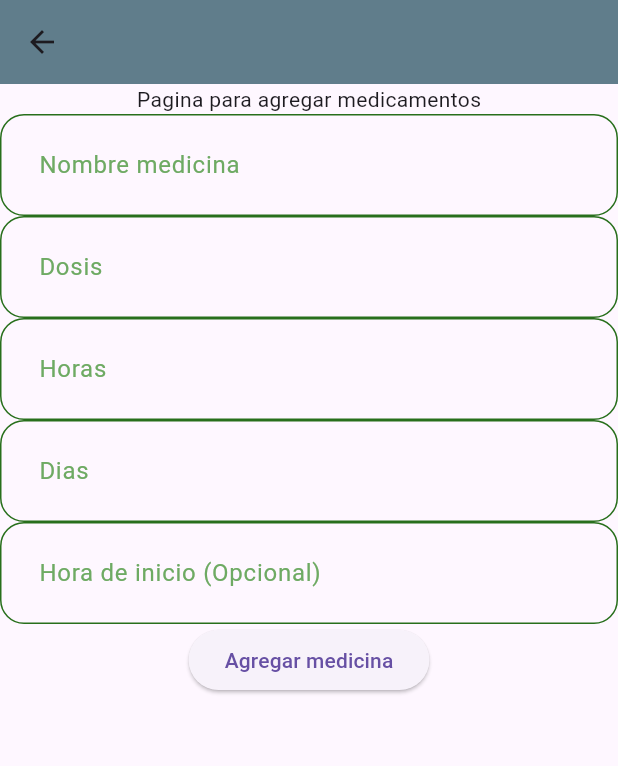
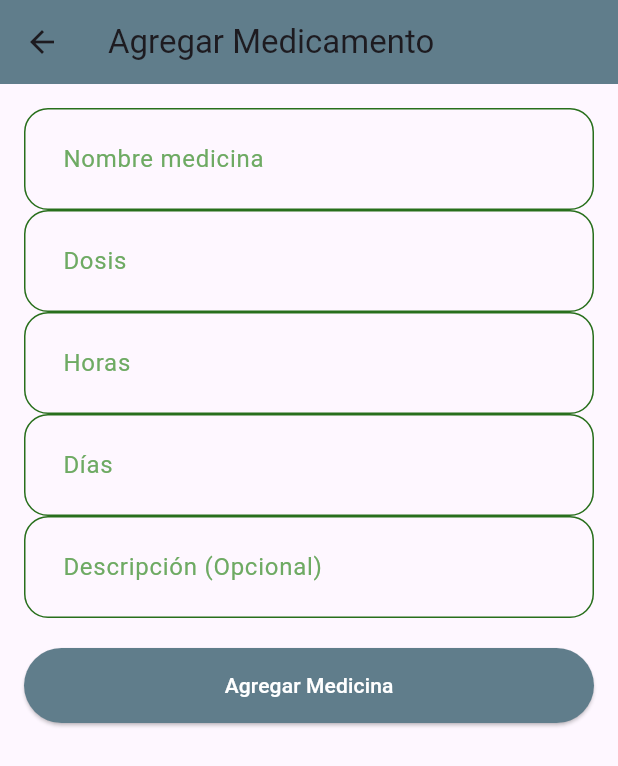
Before and after one commit to FernandoJPalma/Proyecto_Final, a Flutter app: the OpcionesMain widget shown alone on an empty page, opened directly, after a tap on "Agregar Medicamento", on a phone screen of 412 x 824 dp. Shown: the top 766 px of the screen. Run offline on Flutter 3.47's test engine with Material 3 defaults, Android fonts, the phone set to English and light mode, and no system bars; our stand-ins replace flutter_local_notifications, get, get_storage, go_router; accounts and stored records are empty; network calls fail.

Commit message:
Se completo el crud

```diff
--- a/proyecto_final/lib/routes/routes.dart
+++ b/proyecto_final/lib/routes/routes.dart
@@ -8,6 +8,7 @@ import 'package:proyecto_final/views/eliminar_medicamentos.dart';
 import 'package:proyecto_final/views/home_page.dart';
 import 'package:proyecto_final/views/login_page.dart';
 import 'package:proyecto_final/views/medicamentos_agregados.dart';
+import 'package:proyecto_final/views/modificar_medicamentos.dart';
 import 'package:proyecto_final/views/registration_page.dart';
 import 'package:proyecto_final/views/mostrar_medicamentos.dart';
 
@@ -72,6 +73,12 @@ final router = GoRouter(
         return EliminarMedicamentos();
       },
     ),GoRoute(
+      name: 'modificarMedicamentos',
+      path: '/modificar-medicamentos',
+      builder: (context, state) => const ModificarMedicamentos(),
+    ),
+
+      GoRoute(
       name: 'lista-medicamentos',
       path: '/lista-medicamentos',
       builder: (context, state) {
--- a/proyecto_final/lib/views/agregar_medicamento.dart
+++ b/proyecto_final/lib/views/agregar_medicamento.dart
@@ -5,116 +5,137 @@ import 'package:proyecto_final/controllers/medicamentos_controller.dart';
 import 'package:proyecto_final/models/medicamento.dart';
 
 class AgregarMedicamento extends StatelessWidget {
-  AgregarMedicamento({super.key});
+  AgregarMedicamento({
+    super.key,
+    this.modoEdicion = false,
+    this.medicamentoExistente,
+    this.index,
+  });
+
+  final bool modoEdicion;
+  final Medicamento? medicamentoExistente;
+  final int? index;
   final medicamentoController = Get.find<MedicamentosController>();
+
   @override
   Widget build(BuildContext context) {
-    final nombreController = TextEditingController();
-    final dosisController = TextEditingController();
-    final descripcionController = TextEditingController();
-    final diasController = TextEditingController();
-    final horasController = TextEditingController();
+    // Controladores con datos iniciales si estamos editando
+    final nombreController = TextEditingController(text: medicamentoExistente?.nombre ?? '');
+    final dosisController = TextEditingController(text: medicamentoExistente?.dosis ?? '');
+    final descripcionController = TextEditingController(text: medicamentoExistente?.descripcion ?? '');
+    final diasController = TextEditingController(
+        text: medicamentoExistente?.frecuencia.dias.toString() ?? '');
+    final horasController = TextEditingController(
+        text: medicamentoExistente?.frecuencia.horas.toString() ?? '');
 
-    void _agregarMedicina() {
-      //Hacer las respectivas validaciones de cada campo
+    void _guardarMedicamento() {
+      // Validaciones (manteniendo las existentes)
+      if (nombreController.text.length < 4) {
+        Get.snackbar('Error', 'Nombre demasiado corto');
+        return;
+      }
+      if (dosisController.text.length < 9) {
+        Get.snackbar('Error', 'Dosis demasiado corta');
+        return;
+      }
+      if (horasController.text.isEmpty || int.tryParse(horasController.text) == null) {
+        Get.snackbar('Error', 'Horas inválidas');
+        return;
+      }
+      if (diasController.text.isEmpty || int.tryParse(diasController.text) == null) {
+        Get.snackbar('Error', 'Días inválidos');
+        return;
+      }
+
       final fr = Frecuencia(
         dias: int.parse(diasController.text),
         horas: int.parse(horasController.text),
       );
-      final Medicamento med = Medicamento(
+
+      final medicamento = Medicamento(
         nombre: nombreController.text,
         dosis: dosisController.text,
         frecuencia: fr,
         horas: Medicamento.horasMedicamento(fr, DateTime.now()),
         descripcion: descripcionController.text,
       );
-      medicamentoController.agregarMedicamento(med);
+
+      if (modoEdicion && index != null) {
+        medicamentoController.actualizarMedicamento(index!, medicamento);
+        Get.snackbar('Éxito', 'Medicamento actualizado');
+      } else {
+        medicamentoController.agregarMedicamento(medicamento);
+        Get.snackbar('Éxito', 'Medicamento agregado');
+      }
+
+      Get.back(); // Regresar después de guardar
     }
 
     return Scaffold(
-      appBar: AppBar(backgroundColor: Colors.blueGrey, elevation: 0),
-      body: Column(
+      appBar: AppBar(
+        backgroundColor: Colors.blueGrey,
+        elevation: 0,
+        title: Text(modoEdicion ? 'Editar Medicamento' : 'Agregar Medicamento'),
+      ),
+      body: SingleChildScrollView(
+        padding: const EdgeInsets.all(16.0),
+        child: Column(
           children: [
-          Text('Pagina para agregar medicamentos'),
+            // Manteniendo todos tus TextFieldBasic existentes
             TextFieldBasic(
               txtController: nombreController,
-            label: Text('Nombre medicina'),
+              label: const Text('Nombre medicina'),
               hintText: 'Ingrese el nombre de la medicina',
-            // icon: Icon(Icons.email_outlined),
               kbtype: TextInputType.name,
-            textError: 'Debe contener al menos 20 caracteres',
-            validator: (value) {
-              if (value.length < 4 && value.isNotEmpty) {
-                return true;
-              } else {
-                return false;
-              }
-            },
+              textError: 'Debe contener al menos 4 caracteres',
+              validator: (value) => value.length < 4 && value.isNotEmpty,
             ),
             TextFieldBasic(
               txtController: dosisController,
-            label: Text('Dosis'),
+              label: const Text('Dosis'),
               hintText: 'Ingrese la dosis de la medicina',
-            // icon: Icon(Icons.email_outlined),
               kbtype: TextInputType.name,
               textError: 'Debe contener al menos 9 caracteres',
-            validator: (value) {
-              if (value.length < 9 && value.isNotEmpty) {
-                return true;
-              } else {
-                return false;
-              }
-            },
+              validator: (value) => value.length < 9 && value.isNotEmpty,
             ),
             TextFieldBasic(
               txtController: horasController,
-            label: Text('Horas'),
+              label: const Text('Horas'),
               hintText: 'Ingrese cada cuantas horas se debe tomar el medicamento',
               kbtype: TextInputType.number,
-            textError: 'Interva lo de hora invalido',
-            validator: (value) {
-              if (value.length < 1 && value.isNotEmpty) {
-                return true;
-              } else {
-                return false;
-              }
-            },
+              textError: 'Intervalo de hora inválido',
+              validator: (value) => value.length < 1 && value.isNotEmpty,
             ),
             TextFieldBasic(
               txtController: diasController,
-            label: Text('Dias'),
-            hintText: 'Ingrese por cuantos dias tomara el medicamento',
+              label: const Text('Días'),
+              hintText: 'Ingrese por cuantos días tomará el medicamento',
               kbtype: TextInputType.number,
-            textError: 'Interva lo de hora invalido',
-            validator: (value) {
-              if (value.length < 2 && value.isNotEmpty) {
-                return true;
-              } else {
-                return false;
-              }
-            },
+              textError: 'Intervalo de días inválido',
+              validator: (value) => value.length < 2 && value.isNotEmpty,
             ),
             TextFieldBasic(
               txtController: descripcionController,
-            label: Text('Hora de inicio (Opcional)'),
-            hintText:
-                'Especifique la hora de inicio, si no se asigna la hora actual',
-            // icon: Icon(Icons.email_outlined),
-            kbtype: TextInputType.name,
-            textError: 'Debe contener al menos 20 caracteres',
-            validator: (value) {
-              if (value.length < 20) {
-                return true;
-              } else {
-                return false;
-              }
-            },
+              label: const Text('Descripción (Opcional)'),
+              hintText: 'Agregue una descripción del medicamento',
+              kbtype: TextInputType.text,
+              textError: 'Descripción demasiado corta',
+              validator: (value) => value.length < 20 && value.isNotEmpty,
             ),
+            const SizedBox(height: 20),
             ElevatedButton(
-            onPressed: _agregarMedicina,
-            child: const Text('Agregar medicina'),
+              onPressed: _guardarMedicamento,
+              style: ElevatedButton.styleFrom(
+                backgroundColor: Colors.blueGrey,
+                minimumSize: const Size(double.infinity, 50),
+              ),
+              child: Text(
+                modoEdicion ? 'Actualizar Medicina' : 'Agregar Medicina',
+                style: const TextStyle(color: Colors.white),
+              ),
             ),
           ],
+        ),
       ),
     );
   }
--- a/proyecto_final/lib/widgets/opciones_main.dart
+++ b/proyecto_final/lib/widgets/opciones_main.dart
@@ -24,7 +24,7 @@ class OpcionesMain extends StatelessWidget {
             ),
             Opcion(
               nombreOpcion: 'Modificar Medicamento',
-              nombreRuta: '/agregar',
+              nombreRuta: '/modificar-medicamentos',
             ),
             Opcion(
               nombreOpcion: 'Ver Lista de Medicamento',
```
Also changed, not shown: proyecto_final/lib/controllers/medicamentos_controller.dart (+8 -0 lines), proyecto_final/lib/views/modificar_medicamentos.dart (added, +164 -0 lines). Lines whose indentation alone changed are shown as unchanged.
